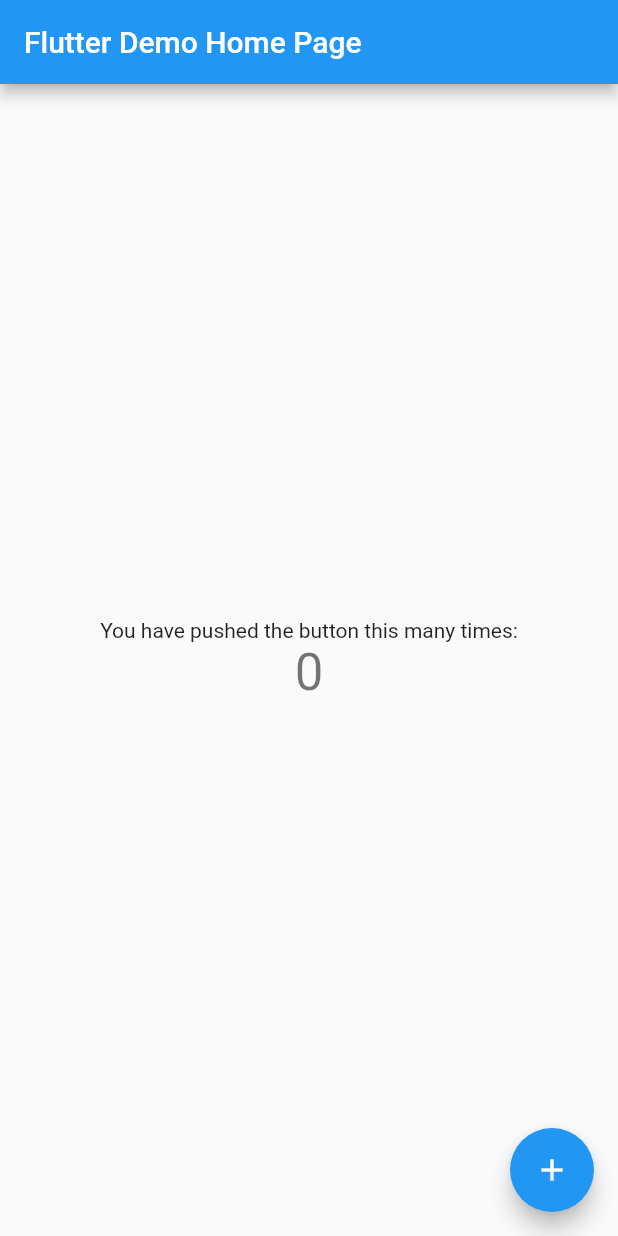
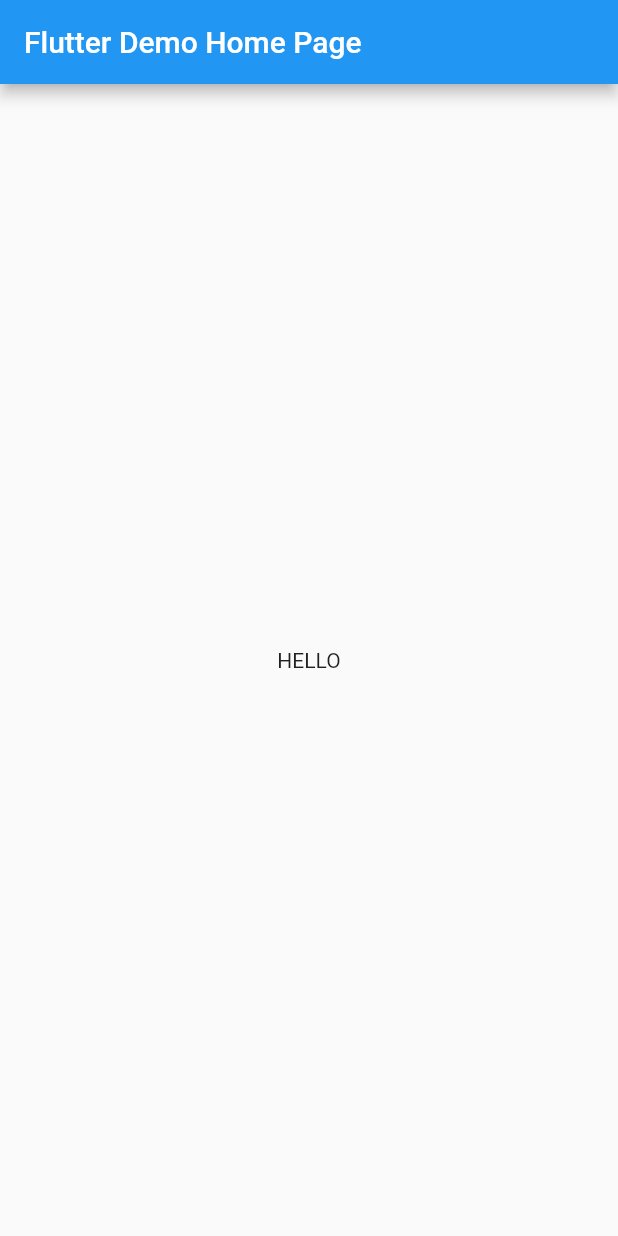
Before and after one commit to ocalvet/spritewidget_game, a Flutter app: the screen it shows after launch, on a phone screen of 412 x 824 dp. Run offline on Flutter 3.47's test engine with Material 2 defaults, Android fonts, the phone set to English and light mode, and no system bars.

```diff
--- a/lib/main.dart
+++ b/lib/main.dart
@@ -1,111 +1,39 @@
 import 'package:flutter/material.dart';
 
-void main() => runApp(MyApp());
+void main() => runApp(SpritewidgetGame());
 
-class MyApp extends StatelessWidget {
+class SpritewidgetGame extends StatelessWidget {
   // This widget is the root of your application.
   @override
   Widget build(BuildContext context) {
     return MaterialApp(
-      title: 'Flutter Demo',
+      title: 'Spritewidget Game',
       theme: ThemeData(
-        // This is the theme of your application.
-        //
-        // Try running your application with "flutter run". You'll see the
-        // application has a blue toolbar. Then, without quitting the app, try
-        // changing the primarySwatch below to Colors.green and then invoke
-        // "hot reload" (press "r" in the console where you ran "flutter run",
-        // or simply save your changes to "hot reload" in a Flutter IDE).
-        // Notice that the counter didn't reset back to zero; the application
-        // is not restarted.
         primarySwatch: Colors.blue,
       ),
-      home: MyHomePage(title: 'Flutter Demo Home Page'),
+      home: HomePage(title: 'Flutter Demo Home Page'),
     );
   }
 }
 
-class MyHomePage extends StatefulWidget {
-  MyHomePage({Key key, this.title}) : super(key: key);
-
-  // This widget is the home page of your application. It is stateful, meaning
-  // that it has a State object (defined below) that contains fields that affect
-  // how it looks.
-
-  // This class is the configuration for the state. It holds the values (in this
-  // case the title) provided by the parent (in this case the App widget) and
-  // used by the build method of the State. Fields in a Widget subclass are
-  // always marked "final".
-
+class HomePage extends StatelessWidget {
   final String title;
-
-  @override
-  _MyHomePageState createState() => _MyHomePageState();
-}
-
-class _MyHomePageState extends State<MyHomePage> {
-  int _counter = 0;
-
-  void _incrementCounter() {
-    setState(() {
-      // This call to setState tells the Flutter framework that something has
-      // changed in this State, which causes it to rerun the build method below
-      // so that the display can reflect the updated values. If we changed
-      // _counter without calling setState(), then the build method would not be
-      // called again, and so nothing would appear to happen.
-      _counter++;
-    });
-  }
-
-  @override
+  HomePage({Key key, this.title}) : super(key: key);
   Widget build(BuildContext context) {
-    // This method is rerun every time setState is called, for instance as done
-    // by the _incrementCounter method above.
-    //
-    // The Flutter framework has been optimized to make rerunning build methods
-    // fast, so that you can just rebuild anything that needs updating rather
-    // than having to individually change instances of widgets.
     return Scaffold(
       appBar: AppBar(
-        // Here we take the value from the MyHomePage object that was created by
-        // the App.build method, and use it to set our appbar title.
-        title: Text(widget.title),
+        title: Text(title),
       ),
       body: Center(
-        // Center is a layout widget. It takes a single child and positions it
-        // in the middle of the parent.
         child: Column(
-          // Column is also layout widget. It takes a list of children and
-          // arranges them vertically. By default, it sizes itself to fit its
-          // children horizontally, and tries to be as tall as its parent.
-          //
-          // Invoke "debug painting" (press "p" in the console, choose the
-          // "Toggle Debug Paint" action from the Flutter Inspector in Android
-          // Studio, or the "Toggle Debug Paint" command in Visual Studio Code)
-          // to see the wireframe for each widget.
-          //
-          // Column has various properties to control how it sizes itself and
-          // how it positions its children. Here we use mainAxisAlignment to
-          // center the children vertically; the main axis here is the vertical
-          // axis because Columns are vertical (the cross axis would be
-          // horizontal).
           mainAxisAlignment: MainAxisAlignment.center,
           children: <Widget>[
             Text(
-              'You have pushed the button this many times:',
-            ),
-            Text(
-              '$_counter',
-              style: Theme.of(context).textTheme.display1,
+              'HELLO',
             ),
           ],
         ),
       ),
-      floatingActionButton: FloatingActionButton(
-        onPressed: _incrementCounter,
-        tooltip: 'Increment',
-        child: Icon(Icons.add),
-      ), // This trailing comma makes auto-formatting nicer for build methods.
     );
   }
 }
```
Also changed, not shown: 1 other file.
